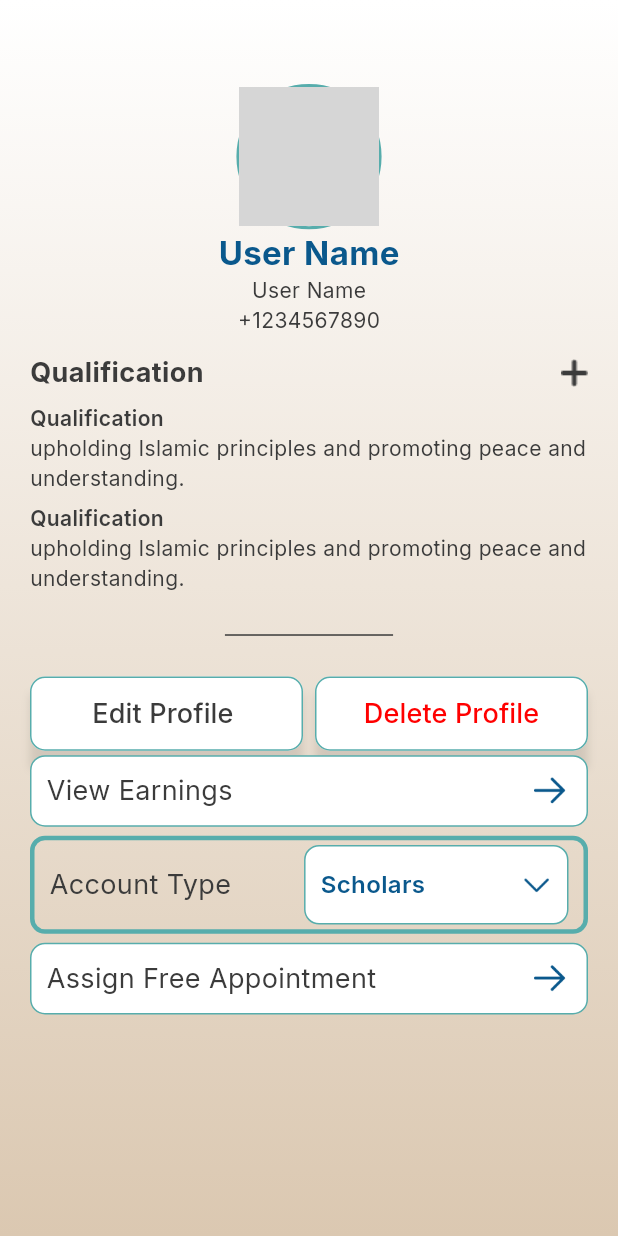
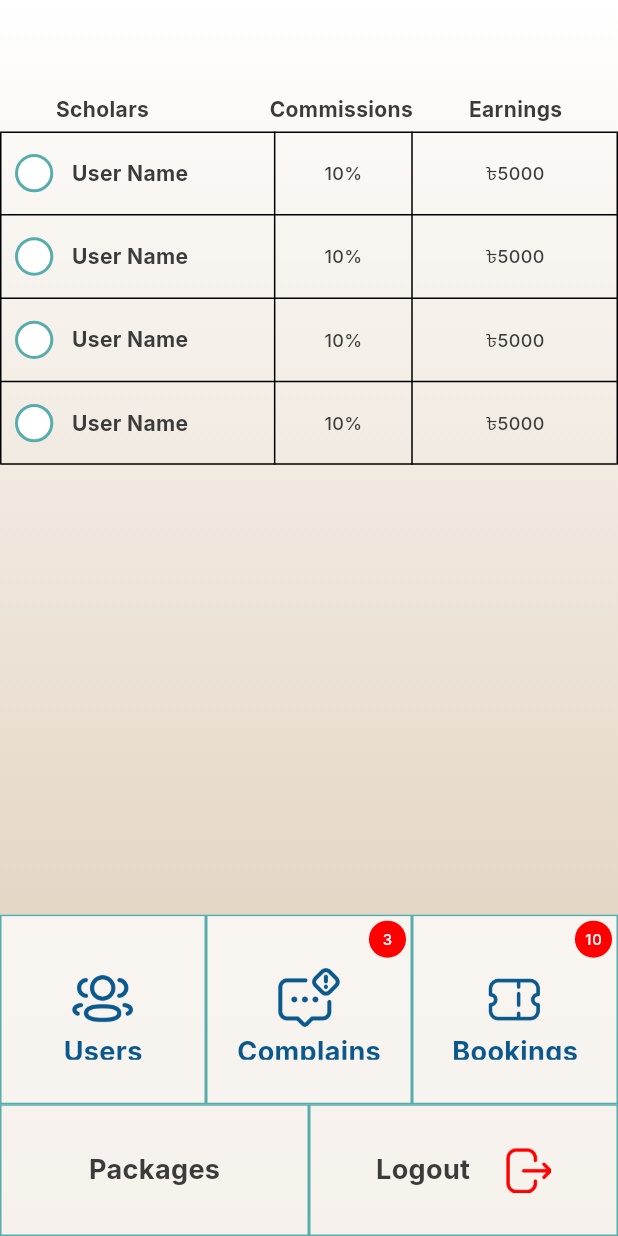
Before and after one commit to SameerGhaffar/islamic_scholars, a Flutter app: the screen it shows after launch, on a phone screen of 412 x 824 dp. Run offline on Flutter 3.47's test engine with Material 3 defaults, Android fonts, the phone set to English and light mode, and no system bars; our stand-ins replace device_preview, google_fonts; grey boxes are pictures that could not be loaded.

Commit message:
background Theme Set Wednesday 16 Nov

```diff
--- a/lib/main.dart
+++ b/lib/main.dart
@@ -2,6 +2,7 @@ import 'package:device_preview/device_preview.dart';
 import 'package:flutter/foundation.dart';
 import 'package:flutter/material.dart';
 import 'package:google_fonts/google_fonts.dart';
+import 'package:islamic_scholars/screens/admin/admin.dart';
 import 'package:islamic_scholars/screens/admin/manage_users/manage_users.dart';
 import 'package:islamic_scholars/screens/admin/package_add.dart';
 import 'package:islamic_scholars/screens/admin/user_info_screen.dart';
@@ -43,7 +44,7 @@ class MyApp extends StatelessWidget {
       ),
       locale: DevicePreview.locale(context),
       builder: DevicePreview.appBuilder,
-      home:  UserInfoScreen(),
+      home:  AdminScreen(),
       //home: SignupScreen(),
     );
   }
--- a/lib/screens/admin/admin.dart
+++ b/lib/screens/admin/admin.dart
@@ -5,8 +5,8 @@ import 'package:islamic_scholars/utils/constants.dart';
 import 'package:islamic_scholars/utils/text_style.dart';
 import 'package:islamic_scholars/widgets/circle_image_widget.dart';
 
-class Admin extends StatelessWidget {
-  Admin({super.key});
+class AdminScreen extends StatelessWidget {
+  AdminScreen({super.key});
 
   late double screenWidth;
   late double screenHeight;
@@ -16,13 +16,15 @@ class Admin extends StatelessWidget {
     screenWidth = MediaQuery.of(context).size.width;
     screenHeight = MediaQuery.of(context).size.height;
 
-    return Scaffold(
-      body: Container(
-        width: screenWidth,
-        height: screenHeight,
+    return Container(
       decoration: BoxDecoration(
         gradient: Constants.skinGradient(),
       ),
+      child: Scaffold(
+        backgroundColor: Colors.transparent,
+        body: SizedBox(
+          width: screenWidth,
+          height: screenHeight,
           child: Column(
             mainAxisAlignment: MainAxisAlignment.start,
             children: [
@@ -232,6 +234,7 @@ class Admin extends StatelessWidget {
             ],
           ),
         ),
+      ),
     );
   }
 
```
Also changed, not shown: lib/screens/admin/manage_users/manage_users.dart (+6 -5 lines), lib/screens/admin/package_add.dart (+7 -6 lines), lib/screens/cutomer/bookings.dart (added, +19 -0 lines), lib/screens/package_screen.dart (+7 -4 lines). Lines whose indentation alone changed are shown as unchanged.
